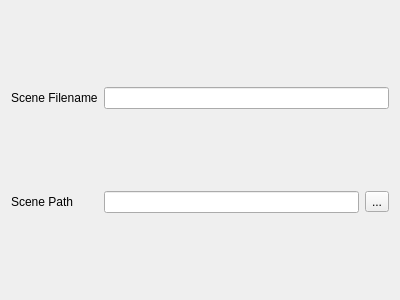
shdpl/nawia, file Tools/Horde3DEditor/src/HordeSceneEditor/SceneFilePage.ui: the form before one commit.
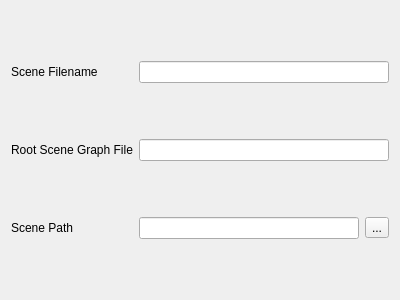
The form after the commit.

Commit message:
- Editor: Workaround for XML Bug in Qt 4.3.0 and 4.5 - Horde3D Beta 1.0.0 Beta3 - Removed usage of Horde3DUtils::setResourceDirectory in GameEngine - Started migration of Sample scenes to new file structure and shader system
Note: Editor is not yet finished to be fully usable with Beta3

```diff
--- a/Tools/Horde3DEditor/src/HordeSceneEditor/SceneFilePage.ui
+++ b/Tools/Horde3DEditor/src/HordeSceneEditor/SceneFilePage.ui
@@ -12,30 +12,52 @@
   <property name="windowTitle" >
    <string>Form</string>
   </property>
-  <layout class="QGridLayout" >
-   <item row="0" column="0" >
-    <widget class="QLabel" name="label" >
-     <property name="text" >
+  <layout class="QGridLayout" name="gridLayout">
+   <item row="0" column="0">
+    <widget class="QLabel" name="label">
+     <property name="text">
       <string>Scene Filename</string>
      </property>
     </widget>
    </item>
-   <item row="0" column="1" colspan="2" >
-    <widget class="QLineEdit" name="m_sceneFile" />
+   <item row="0" column="1" colspan="2">
+    <widget class="QLineEdit" name="m_sceneFile">
+     <property name="toolTip">
+      <string>The editor's scene configuration file. Must be specified relative to the Scene Path</string>
+     </property>
+    </widget>
    </item>
-   <item row="1" column="0" >
-    <widget class="QLabel" name="label_2" >
-     <property name="text" >
+   <item row="1" column="0">
+    <widget class="QLabel" name="label_3">
+     <property name="text">
+      <string>Root Scene Graph File</string>
+     </property>
+    </widget>
+   </item>
+   <item row="1" column="1" colspan="2">
+    <widget class="QLineEdit" name="m_sceneGraphFile">
+     <property name="toolTip">
+      <string>The Horde3D root scene graph file. Must be relative to the scene path. If name contains a directory, it will be created if it does not already exist.</string>
+     </property>
+    </widget>
+   </item>
+   <item row="2" column="0">
+    <widget class="QLabel" name="label_2">
+     <property name="text">
       <string>Scene Path</string>
      </property>
     </widget>
    </item>
-   <item row="1" column="1" >
-    <widget class="QLineEdit" name="m_scenePath" />
+   <item row="2" column="1">
+    <widget class="QLineEdit" name="m_scenePath">
+     <property name="toolTip">
+      <string>Directory where all scene data will be stored</string>
+     </property>
+    </widget>
    </item>
-   <item row="1" column="2" >
-    <widget class="QToolButton" name="m_setScenePath" >
-     <property name="text" >
+   <item row="2" column="2">
+    <widget class="QToolButton" name="m_setScenePath">
+     <property name="text">
       <string>...</string>
      </property>
     </widget>
```
Left out of the diff: 9 changed lines with no effect on the pictures. The commit also changes 342 other files.
